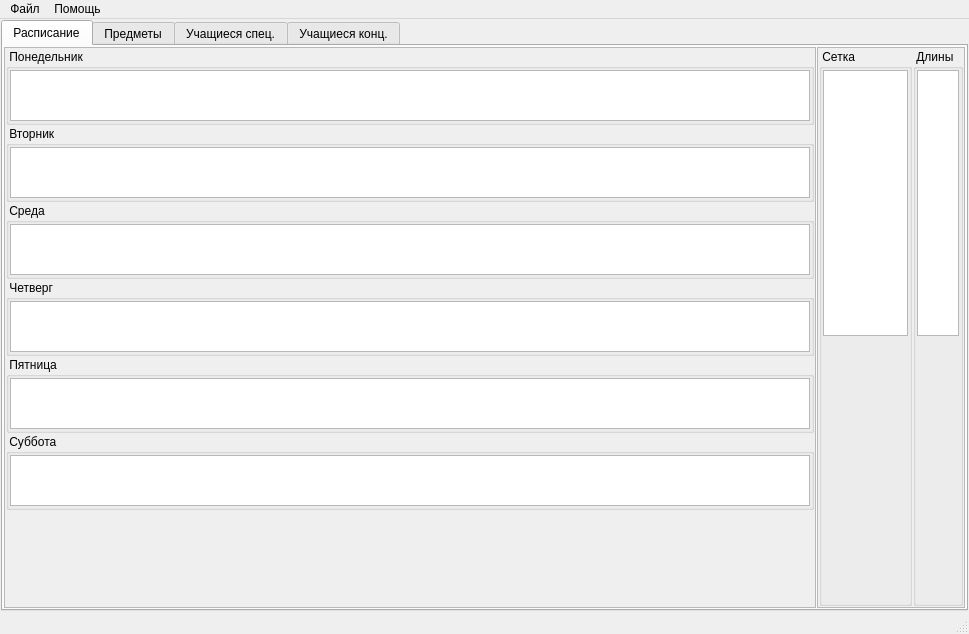
Old version of the form mainwindow.ui in the repository Intueor/PPK.
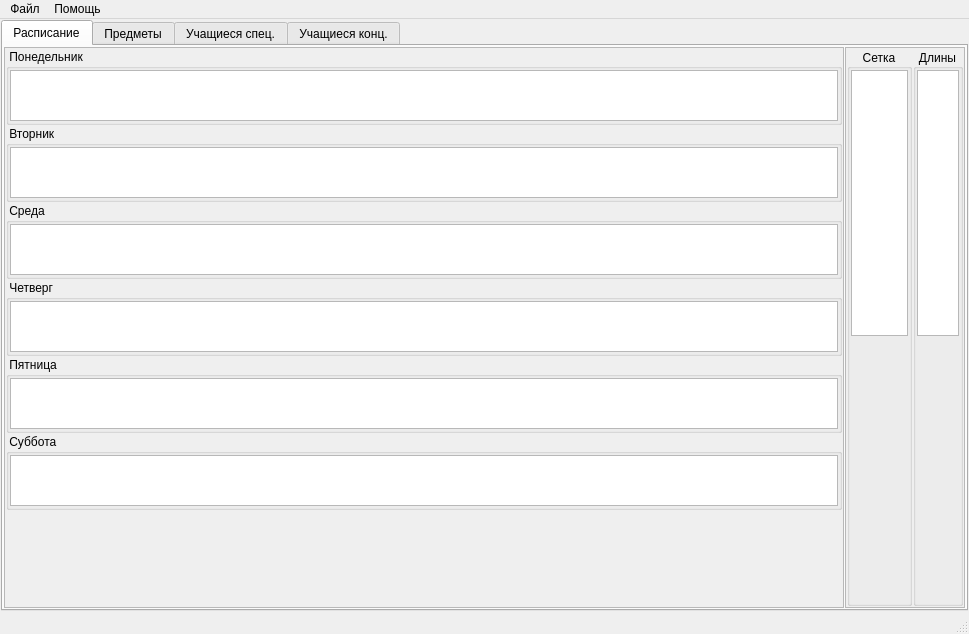
New version of the form. Icons and pictures are not drawn. Custom widgets are drawn as their Qt base class.

Patch:
```diff
--- a/mainwindow.ui
+++ b/mainwindow.ui
@@ -69,7 +69,7 @@
             <rect>
              <x>0</x>
              <y>0</y>
-             <width>810</width>
+             <width>838</width>
              <height>553</height>
             </rect>
            </property>
@@ -446,7 +446,7 @@
           </property>
           <property name="maximumSize">
            <size>
-            <width>148</width>
+            <width>152</width>
             <height>16777215</height>
            </size>
           </property>
@@ -458,7 +458,7 @@
             <rect>
              <x>0</x>
              <y>0</y>
-             <width>146</width>
+             <width>118</width>
              <height>553</height>
             </rect>
            </property>
@@ -480,8 +480,29 @@
             </property>
             <item>
              <widget class="QGroupBox" name="groupBoxShedule">
+              <property name="sizePolicy">
+               <sizepolicy hsizetype="Maximum" vsizetype="Preferred">
+                <horstretch>0</horstretch>
+                <verstretch>0</verstretch>
+               </sizepolicy>
+              </property>
+              <property name="minimumSize">
+               <size>
+                <width>50</width>
+                <height>0</height>
+               </size>
+              </property>
+              <property name="maximumSize">
+               <size>
+                <width>65</width>
+                <height>16777215</height>
+               </size>
+              </property>
               <property name="title">
-               <string> Сетка</string>
+               <string>Сетка</string>
+              </property>
+              <property name="alignment">
+               <set>Qt::AlignCenter</set>
               </property>
               <layout class="QVBoxLayout" name="verticalLayout_10">
                <property name="spacing">
@@ -534,7 +555,7 @@
             <item>
              <widget class="QGroupBox" name="groupBoxLengths">
               <property name="sizePolicy">
-               <sizepolicy hsizetype="Minimum" vsizetype="Preferred">
+               <sizepolicy hsizetype="Fixed" vsizetype="Preferred">
                 <horstretch>0</horstretch>
                 <verstretch>0</verstretch>
                </sizepolicy>
@@ -545,8 +566,17 @@
                 <height>0</height>
                </size>
               </property>
+              <property name="maximumSize">
+               <size>
+                <width>50</width>
+                <height>16777215</height>
+               </size>
+              </property>
               <property name="title">
-               <string> Длины</string>
+               <string>Длины</string>
+              </property>
+              <property name="alignment">
+               <set>Qt::AlignCenter</set>
               </property>
               <layout class="QVBoxLayout" name="verticalLayout">
                <property name="spacing">
```
Left out of the diff: 18 changed lines with no effect on the pictures.
